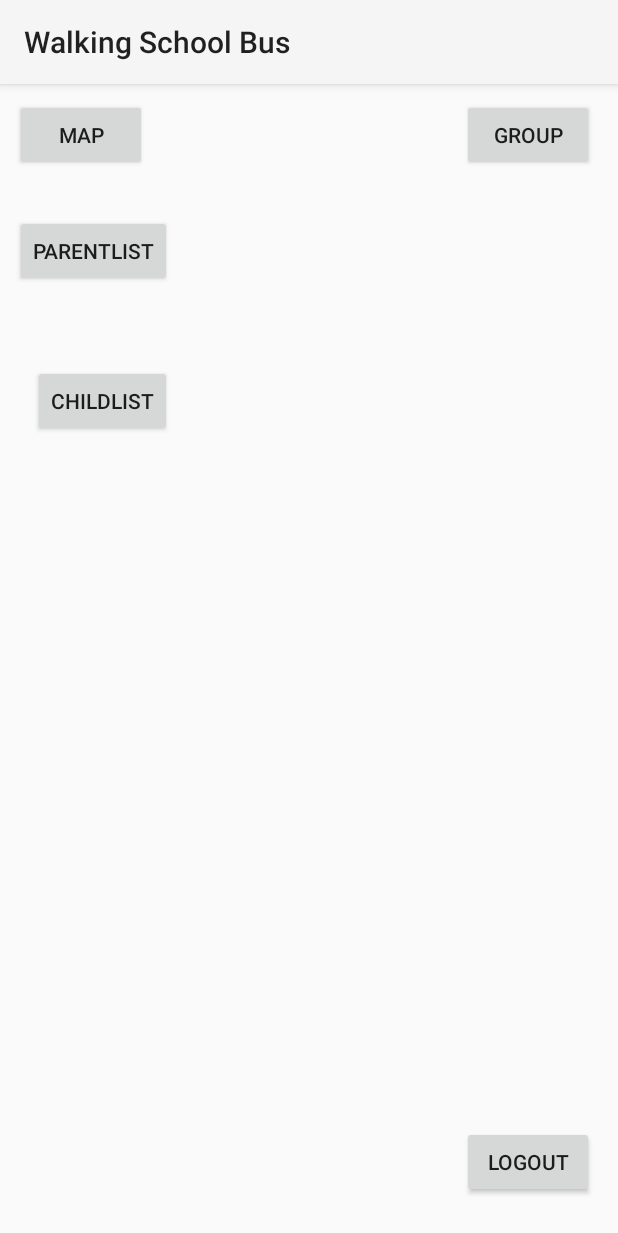
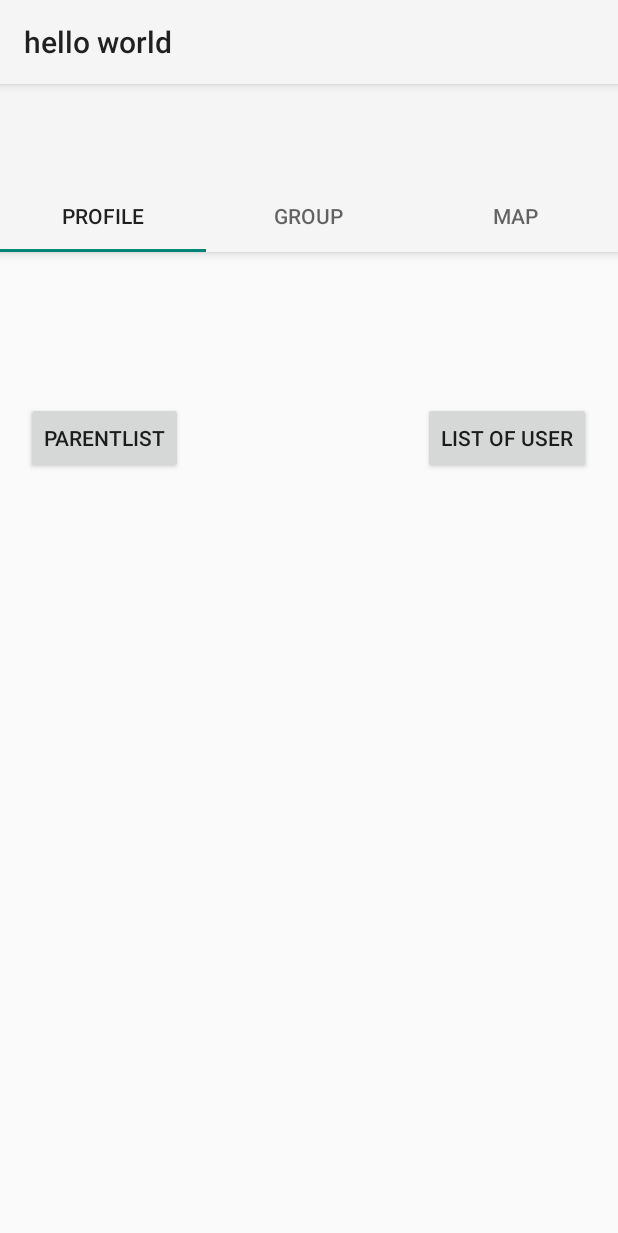
Before and after one commit to flitcher/WalkingSchool, an Android app: the MainActivity screen opened directly, with no data from a screen before it, on a phone screen of 412 x 824 dp. Shown: the top 1233 px of the screen. Run offline under Robolectric (Android 15) with nearby library versions, the phone set to English and light mode, and no system bars; 1 statement that could not run was skipped.

Commit message:
basic UI + maps on mainactivity works

```diff
--- a/app/build.gradle
+++ b/app/build.gradle
@@ -19,6 +19,11 @@ android {
     compileOptions {
         targetCompatibility 1.8
         sourceCompatibility 1.8
+    }
+
+    compileOptions {
+        sourceCompatibility JavaVersion.VERSION_1_8
+        targetCompatibility JavaVersion.VERSION_1_8
     }
 }
 
--- a/app/src/main/AndroidManifest.xml
+++ b/app/src/main/AndroidManifest.xml
@@ -27,7 +27,8 @@
                 <category android:name="android.intent.category.LAUNCHER" />
             </intent-filter>
         </activity>
-        <activity android:name="walkingschoolbus.cmpt276.ca.appUI.MainActivity" />
+        <activity android:name="walkingschoolbus.cmpt276.ca.appUI.MainActivity"
+            android:label="hello world"/>
         <activity android:name="walkingschoolbus.cmpt276.ca.appUI.LoginActivity" />
         <activity android:name="walkingschoolbus.cmpt276.ca.appUI.RegisterActivity" />
         <!--
@@ -40,7 +41,7 @@
         -->
         <meta-data
             android:name="com.google.android.geo.API_KEY"
-            android:value="@string/google_maps_key" />
+            android:value="@string/googleMapKey" />
         <meta-data
             android:name="com.google.android.gms.version"
             android:value="@integer/google_play_services_version" />
--- a/app/src/main/java/walkingschoolbus/cmpt276/ca/appUI/MainActivity.java
+++ b/app/src/main/java/walkingschoolbus/cmpt276/ca/appUI/MainActivity.java
@@ -1,10 +1,18 @@
 package walkingschoolbus.cmpt276.ca.appUI;
 
+import android.Manifest;
 import android.content.Context;
 import android.content.Intent;
 import android.content.SharedPreferences;
+import android.content.pm.PackageManager;
+import android.support.annotation.NonNull;
+import android.support.design.widget.TabLayout;
+import android.support.v4.app.ActivityCompat;
+import android.support.v4.content.ContextCompat;
+import android.support.v4.view.ViewPager;
 import android.support.v7.app.AppCompatActivity;
 import android.os.Bundle;
+import android.support.v7.widget.Toolbar;
 import android.util.Log;
 import android.view.View;
 import android.widget.Button;
@@ -13,9 +21,14 @@ import android.widget.Button;
 import java.util.List;
 
 import retrofit2.Call;
+import walkingschoolbus.cmpt276.ca.dataObjects.Map;
 import walkingschoolbus.cmpt276.ca.dataObjects.Token;
 import walkingschoolbus.cmpt276.ca.dataObjects.User;
 import walkingschoolbus.cmpt276.ca.dataObjects.WalkingGroups;
+import walkingschoolbus.cmpt276.ca.fragment.MainActivity_group_fragment;
+import walkingschoolbus.cmpt276.ca.fragment.MainActivity_map_fragment;
+import walkingschoolbus.cmpt276.ca.fragment.MainActivity_profile_fragment;
+import walkingschoolbus.cmpt276.ca.fragment.SectionsPageAdapter;
 import walkingschoolbus.cmpt276.ca.proxy.ApiInterface;
 import walkingschoolbus.cmpt276.ca.proxy.ProxyBuilder;
 import walkingschoolbus.cmpt276.ca.walkingschoolbus.R;
@@ -28,10 +41,16 @@ public class MainActivity extends AppCompatActivity {
     private static final String TOKEN = "token";
     public static final String USER_ID = "id";
     private static String TAG = "MainActivity";
+    private SectionsPageAdapter sectionsPageAdapter;
+    private ViewPager viewPager;
+    private static final String FINE_LOCATION = Manifest.permission.ACCESS_FINE_LOCATION;
+    private static final String COARSE_LOCATION = Manifest.permission.ACCESS_COARSE_LOCATION;
+    private static final int LOCATION_PERMISSION_REQUEST_CODE = 1000;
 
     private User user;
     private ApiInterface proxy;
     Token token;
+    Map map;
 
 
     @Override
@@ -39,8 +58,26 @@ public class MainActivity extends AppCompatActivity {
         super.onCreate(savedInstanceState);
         setContentView(R.layout.activity_main);
 
+        Toolbar toolbar = findViewById(R.id.MainActivity_toolbar);
+        setSupportActionBar(toolbar);
+
+        sectionsPageAdapter = new SectionsPageAdapter(getSupportFragmentManager());
+        viewPager = (ViewPager) findViewById(R.id.MainActivity_container);
+        setUpViewPager(viewPager);
+
+        TabLayout tabLayout = (TabLayout) findViewById(R.id.MainActivity_tabs);
+        tabLayout.setupWithViewPager(viewPager);
         getUser();
-        setBtn();
+//        setBtn();
+        getLocationPermission();
+    }
+
+    private void setUpViewPager(ViewPager viewPager){
+         SectionsPageAdapter adapter = new SectionsPageAdapter(getSupportFragmentManager());
+         adapter.addFragment(new MainActivity_profile_fragment(), "PROFILE");
+         adapter.addFragment(new MainActivity_group_fragment(), "GROUP");
+         adapter.addFragment(new MainActivity_map_fragment(), "MAP");
+         viewPager.setAdapter(adapter);
     }
 
     private void getUser(){
@@ -85,7 +122,41 @@ public class MainActivity extends AppCompatActivity {
         editor.apply();
     }
 
+    private void getLocationPermission() {
+        map = map.getInstance();
+        String[] permissions = {FINE_LOCATION, COARSE_LOCATION};
+        if (ContextCompat.checkSelfPermission(this.getApplicationContext(), FINE_LOCATION)
+                == PackageManager.PERMISSION_GRANTED) {
+            if (ContextCompat.checkSelfPermission(this.getApplicationContext(), COARSE_LOCATION)
+                    == PackageManager.PERMISSION_GRANTED) {
+                map.setLocationPermission(true);
+            } else {
+                ActivityCompat.requestPermissions(this, permissions, LOCATION_PERMISSION_REQUEST_CODE);
+            }
+        } else {
+            ActivityCompat.requestPermissions(this, permissions, LOCATION_PERMISSION_REQUEST_CODE);
+        }
+    }
 
+    @Override
+    public void onRequestPermissionsResult(int requestCode, @NonNull String[] permissions, @NonNull int[] grantResults) {
+        Log.i (TAG, "entered for result");
+        map.setLocationPermission(false);
+        switch (requestCode) {
+            case LOCATION_PERMISSION_REQUEST_CODE:
+                if (grantResults.length > 0) {
+                    Log.i (TAG, "entered for result if");
+                    for (int i = 0; i < grantResults.length; i++) {
+                        if (grantResults[i] != PackageManager.PERMISSION_GRANTED) {
+                            map.setLocationPermission(false);
+                            return;
+                        }
+                    }
+                    map.setLocationPermission(true);
+                }
+        }
+    }
+/*
     private void setBtn(){
         Button parentListBtn = (Button)findViewById(R.id.parentList);
         parentListBtn.setOnClickListener(new View.OnClickListener() {
@@ -132,7 +203,7 @@ public class MainActivity extends AppCompatActivity {
 
 
     }
-
+*/
 
 
     public static Intent makeIntent(Context context){
--- a/app/src/main/java/walkingschoolbus/cmpt276/ca/appUI/SplashScreen.java
+++ b/app/src/main/java/walkingschoolbus/cmpt276/ca/appUI/SplashScreen.java
@@ -47,6 +47,7 @@ public class SplashScreen extends AppCompatActivity {
         } else {
             Intent intent = RegisterActivity.makeIntent(SplashScreen.this);
             startActivity(intent);
+            finish();
         }
 
     }
@@ -70,6 +71,7 @@ public class SplashScreen extends AppCompatActivity {
         Log.w(TAG, "Server replied to login request (no content was expected).");
         Intent intent = MainActivity.makeIntent(SplashScreen.this);
         startActivity(intent);
+        finish();
     }
 
     private void onReceiveToken(String token) {
--- /dev/null
+++ b/app/src/main/java/walkingschoolbus/cmpt276/ca/dataObjects/Map.java
@@ -0,0 +1,46 @@
+package walkingschoolbus.cmpt276.ca.dataObjects;
+
+import android.Manifest;
+import android.app.Activity;
+import android.content.Context;
+import android.content.pm.PackageManager;
+import android.location.Location;
+import android.support.annotation.NonNull;
+import android.support.v4.app.ActivityCompat;
+import android.support.v4.content.ContextCompat;
+import android.util.Log;
+import android.widget.Toast;
+
+import com.google.android.gms.location.FusedLocationProviderClient;
+import com.google.android.gms.location.LocationServices;
+import com.google.android.gms.maps.model.LatLng;
+import com.google.android.gms.tasks.OnCompleteListener;
+import com.google.android.gms.tasks.Task;
+
+import walkingschoolbus.cmpt276.ca.appUI.MapsActivity;
+
+/**
+ * Created by seungdobaek on 2018-03-12.
+ */
+
+public class Map {
+    private boolean LocationPermission;
+
+    private static Map instance;
+    private Map(){};
+    public static Map getInstance(){
+        if (instance == null){
+            instance = new Map();
+            instance.setLocationPermission(false);
+        }
+        return instance;
+    }
+
+    public boolean isLocationPermission() {
+        return LocationPermission;
+    }
+
+    public void setLocationPermission(boolean locationPermission) {
+        LocationPermission = locationPermission;
+    }
+}
--- /dev/null
+++ b/app/src/main/java/walkingschoolbus/cmpt276/ca/fragment/MainActivity_group_fragment.java
@@ -0,0 +1,25 @@
+package walkingschoolbus.cmpt276.ca.fragment;
+
+import android.os.Bundle;
+import android.support.annotation.Nullable;
+import android.support.v4.app.Fragment;
+import android.view.LayoutInflater;
+import android.view.View;
+import android.view.ViewGroup;
+
+import walkingschoolbus.cmpt276.ca.walkingschoolbus.R;
+
+/**
+ * Created by seungdobaek on 2018-03-12.
+ */
+
+public class MainActivity_group_fragment extends Fragment {
+
+    @Nullable
+    @Override
+    public View onCreateView(LayoutInflater inflater, @Nullable ViewGroup container, @Nullable Bundle savedInstanceState) {
+        View view = inflater.inflate(R.layout.mainactivity_group_fragment, container, false);
+
+        return view;
+    }
+}
--- /dev/null
+++ b/app/src/main/java/walkingschoolbus/cmpt276/ca/fragment/MainActivity_profile_fragment.java
@@ -0,0 +1,71 @@
+package walkingschoolbus.cmpt276.ca.fragment;
+
+import android.content.Intent;
+import android.os.Bundle;
+import android.support.annotation.Nullable;
+import android.support.v4.app.Fragment;
+import android.util.Log;
+import android.view.LayoutInflater;
+import android.view.View;
+import android.view.ViewGroup;
+import android.widget.Button;
+
+import java.util.List;
+
+import retrofit2.Call;
+import walkingschoolbus.cmpt276.ca.appUI.MainActivity;
+import walkingschoolbus.cmpt276.ca.appUI.ParentActivity;
+import walkingschoolbus.cmpt276.ca.dataObjects.Token;
+import walkingschoolbus.cmpt276.ca.dataObjects.User;
+import walkingschoolbus.cmpt276.ca.proxy.ApiInterface;
+import walkingschoolbus.cmpt276.ca.proxy.ProxyBuilder;
+import walkingschoolbus.cmpt276.ca.walkingschoolbus.R;
+
+/**
+ * Created by seungdobaek on 2018-03-12.
+ */
+
+public class MainActivity_profile_fragment extends Fragment {
+    private ApiInterface proxy;
+    Token token;
+    private static final String TAG = "Profile";
+
+    @Nullable
+    @Override
+    public View onCreateView(LayoutInflater inflater, @Nullable ViewGroup container, @Nullable Bundle savedInstanceState) {
+        View view = inflater.inflate(R.layout.mainactivity_profile_fragment, container, false);
+
+        token = token.getInstance();
+        proxy = ProxyBuilder.getProxy(getString(R.string.apiKey), token.getToken());
+        setupBtn(view);
+        return view;
+    }
+
+    private void setupBtn(View view) {
+        Button parentListBtn = (Button)view.findViewById(R.id.ProfileFrag_ParentLIst);
+        parentListBtn.setOnClickListener(new View.OnClickListener() {
+            @Override
+            public void onClick(View view) {
+                Intent intent = ParentActivity.makeIntent(getActivity());
+                startActivity(intent);
+            }
+        });
+
+        Button UserListBtn = (Button)view.findViewById(R.id.ProfileFrag_getListUsers);
+        UserListBtn.setOnClickListener(new View.OnClickListener() {
+            @Override
+            public void onClick(View view) {
+                Call<List<User>> caller = proxy.getUsers();
+                ProxyBuilder.callProxy(getActivity(), caller, returnedUsers->response(returnedUsers));
+
+            }
+        });
+    }
+
+    private void response(List<User> returnedUsers) {
+        Log.w(TAG, "All Users:");
+        for (User user : returnedUsers) {
+            Log.w(TAG, "    User: " + user.toString());
+        }
+    }
+}
--- /dev/null
+++ b/app/src/main/java/walkingschoolbus/cmpt276/ca/fragment/SectionsPageAdapter.java
@@ -0,0 +1,42 @@
+package walkingschoolbus.cmpt276.ca.fragment;
+
+import android.support.v4.app.Fragment;
+import android.support.v4.app.FragmentManager;
+import android.support.v4.app.FragmentPagerAdapter;
+
+import java.util.ArrayList;
+import java.util.List;
+
+/**
+ * Created by seungdobaek on 2018-03-12.
+ */
+
+public class SectionsPageAdapter extends FragmentPagerAdapter {
+
+    private final List<Fragment> fragmentList = new ArrayList<>();
+    private final List<String> fragmentStringList = new ArrayList<>();
+
+    public SectionsPageAdapter(FragmentManager fm){
+        super(fm);
+    }
+
+    public void addFragment(Fragment fragment, String title) {
+        fragmentList.add(fragment);
+        fragmentStringList.add(title);
+    }
+
+    @Override
+    public CharSequence getPageTitle(int position) {
+        return fragmentStringList.get(position);
+    }
+
+    @Override
+    public Fragment getItem(int position) {
+        return fragmentList.get(position);
+    }
+
+    @Override
+    public int getCount() {
+        return fragmentList.size();
+    }
+}
--- a/app/src/main/java/walkingschoolbus/cmpt276/ca/proxy/ApiInterface.java
+++ b/app/src/main/java/walkingschoolbus/cmpt276/ca/proxy/ApiInterface.java
@@ -1,6 +1,7 @@
 package walkingschoolbus.cmpt276.ca.proxy;
 
 import java.util.List;
+import java.util.Map;
 
 import retrofit2.Call;
 import retrofit2.http.Body;
@@ -45,7 +46,8 @@ public interface ApiInterface {
     Call<List<User>> getMonitoredByUser(@Path("id") Long userId);
 
     @POST ("/users/{id}/monitorsUsers")
-    Call<List<User>> addMonitorUsers(@Body Long id, @Path("id") Long userId);
+    // Call<List<User>> addMonitorUsers(@Body Long id, @Path("id") Long userId);
+    Call<List<User>> addMonitorUsers(@Body Map<String, Long> id, @Path("id") Long userId);
 
     @POST ("/users/{id}/monitoredByUsers")
     Call<List<User>> addMonitoredByUsers(@Body Long id, @Path("id") Long userId);
--- a/app/src/main/res/layout/activity_main.xml
+++ b/app/src/main/res/layout/activity_main.xml
@@ -6,54 +6,35 @@
     android:layout_height="match_parent"
     tools:context="walkingschoolbus.cmpt276.ca.appUI.MainActivity">
 
-    <Button
-        android:layout_width="wrap_content"
+    <android.support.design.widget.AppBarLayout
+        android:id="@+id/MainActivity_appbar"
+        android:layout_width="match_parent"
         android:layout_height="wrap_content"
-        android:id="@+id/MainActivity_mapBtn"
-        android:text="@string/title_activity_maps"
-        android:layout_marginTop="10dp"
-        android:layout_marginLeft="10dp"
-        />
+        android:paddingTop="8dp"
+        android:theme="@style/AppTheme.AppBarOverlay">
 
-    <Button
-        android:id="@+id/parentList"
-        android:layout_width="wrap_content"
-        android:layout_height="wrap_content"
-        android:layout_alignLeft="@+id/MainActivity_mapBtn"
-        android:layout_alignStart="@+id/MainActivity_mapBtn"
-        android:layout_below="@+id/MainActivity_mapBtn"
-        android:layout_marginTop="29dp"
-        android:text="ParentList" />
+        <android.support.v7.widget.Toolbar
+            android:id="@+id/MainActivity_toolbar"
+            android:layout_width="match_parent"
+            android:layout_height="?attr/actionBarSize"
+            android:background="?attr/colorPrimary"
+            app:layout_scrollFlags="scroll|enterAlways"
+            app:popupTheme="@style/AppTheme.AppBarOverlay">
+        </android.support.v7.widget.Toolbar>
 
-    <Button
-        android:id="@+id/Childlist"
-        android:layout_width="wrap_content"
-        android:layout_height="wrap_content"
-        android:layout_alignEnd="@+id/parentList"
-        android:layout_alignRight="@+id/parentList"
-        android:layout_below="@+id/parentList"
-        android:layout_marginTop="52dp"
-        android:text="Childlist" />
+        <android.support.design.widget.TabLayout
+            android:id="@+id/MainActivity_tabs"
+            android:layout_width="match_parent"
+            android:layout_height="wrap_content">
+        </android.support.design.widget.TabLayout>
+    </android.support.design.widget.AppBarLayout>
 
-    <Button
-        android:id="@+id/MainActivity_groupBtn"
-        android:layout_width="wrap_content"
-        android:layout_height="wrap_content"
-        android:layout_alignParentEnd="true"
-        android:layout_alignParentRight="true"
-        android:layout_alignTop="@+id/MainActivity_mapBtn"
-        android:layout_marginEnd="16dp"
-        android:layout_marginRight="16dp"
-        android:text="@string/group" />
-
-    <Button
-        android:id="@+id/MainActivity_logoutBtn"
-        android:layout_width="wrap_content"
-        android:layout_height="wrap_content"
-        android:layout_alignEnd="@+id/MainActivity_groupBtn"
-        android:layout_alignParentBottom="true"
-        android:layout_alignRight="@+id/MainActivity_groupBtn"
-        android:layout_marginBottom="25dp"
-        android:text="@string/logout" />
+    <android.support.v4.view.ViewPager
+        android:id="@+id/MainActivity_container"
+        android:layout_width="match_parent"
+        android:layout_height="match_parent"
+        android:layout_alignParentLeft="true"
+        android:layout_alignParentStart="true"
+        android:layout_alignParentTop="true"></android.support.v4.view.ViewPager>
 
 </android.widget.RelativeLayout>
--- /dev/null
+++ b/app/src/main/res/layout/mainactivity_group_fragment.xml
@@ -0,0 +1,6 @@
+<?xml version="1.0" encoding="utf-8"?>
+<RelativeLayout
+    xmlns:android="http://schemas.android.com/apk/res/android" android:layout_width="match_parent"
+    android:layout_height="match_parent">
+
+</RelativeLayout>
--- /dev/null
+++ b/app/src/main/res/layout/mainactivity_profile_fragment.xml
@@ -0,0 +1,28 @@
+<?xml version="1.0" encoding="utf-8"?>
+<RelativeLayout xmlns:android="http://schemas.android.com/apk/res/android"
+    android:layout_width="match_parent" android:layout_height="match_parent">
+
+    <Button
+        android:id="@+id/ProfileFrag_ParentLIst"
+        android:layout_width="wrap_content"
+        android:layout_height="wrap_content"
+        android:layout_alignParentLeft="true"
+        android:layout_alignParentStart="true"
+        android:layout_alignParentTop="true"
+        android:layout_marginLeft="17dp"
+        android:layout_marginStart="17dp"
+        android:layout_marginTop="212dp"
+        android:text="ParentList" />
+
+    <Button
+        android:id="@+id/ProfileFrag_getListUsers"
+        android:layout_width="wrap_content"
+        android:layout_height="wrap_content"
+        android:layout_alignBaseline="@+id/ProfileFrag_ParentLIst"
+        android:layout_alignBottom="@+id/ProfileFrag_ParentLIst"
+        android:layout_alignParentEnd="true"
+        android:layout_alignParentRight="true"
+        android:layout_marginEnd="18dp"
+        android:layout_marginRight="18dp"
+        android:text="List of User" />
+</RelativeLayout>
--- a/app/src/main/res/values/strings.xml
+++ b/app/src/main/res/values/strings.xml
@@ -15,6 +15,7 @@
     <string name="server_url">https://cmpt276-1177-bf.cmpt.sfu.ca:8443</string>
     <string name="group">Group</string>
     <string name="logout">Logout</string>
+    <string name="googleMapKey">AIzaSyBZxUhMFPP_iuPlMcpbgPmm1nEeS4NOSKI</string>
 
 
     <string name="title_activity_parent">ParentActivity</string>
```
Also changed, not shown: app/src/main/java/walkingschoolbus/cmpt276/ca/appUI/AddActivity.java (+24 -6 lines), app/src/main/java/walkingschoolbus/cmpt276/ca/appUI/GroupActivity.java (+3 -7 lines), app/src/main/java/walkingschoolbus/cmpt276/ca/appUI/MapsActivity.java (+15 -8 lines), app/src/main/java/walkingschoolbus/cmpt276/ca/fragment/MainActivity_map_fragment.java (added, +126 -0 lines), app/src/main/res/layout/mainactivity_map_fragment.xml (added, +14 -0 lines).
